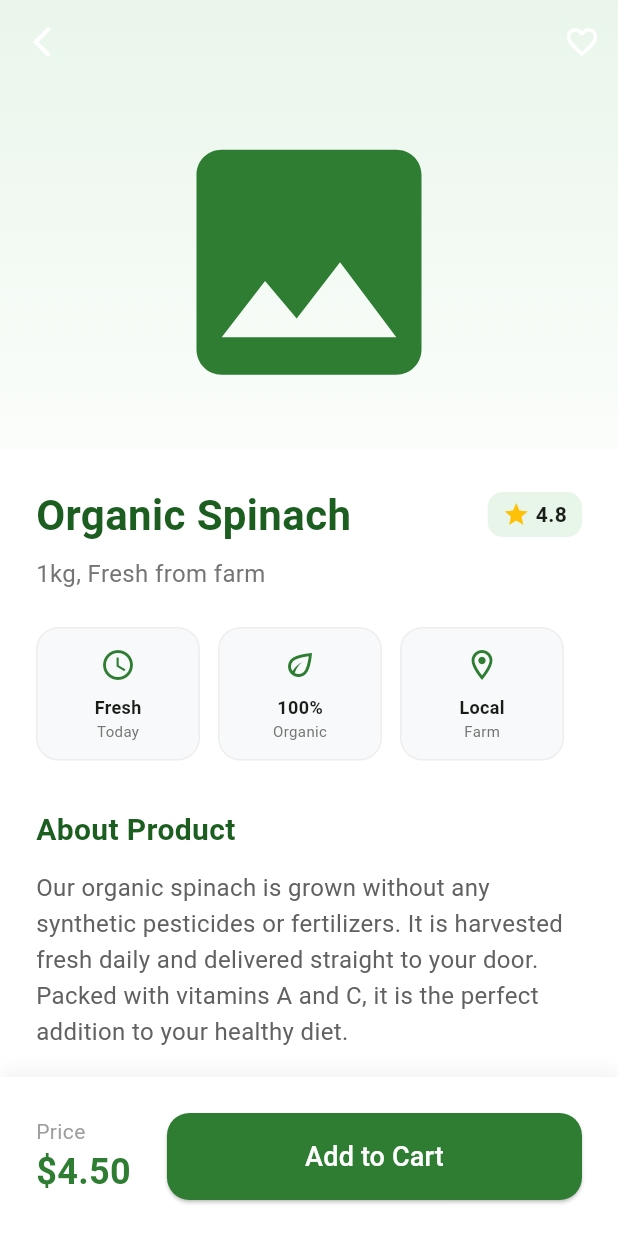
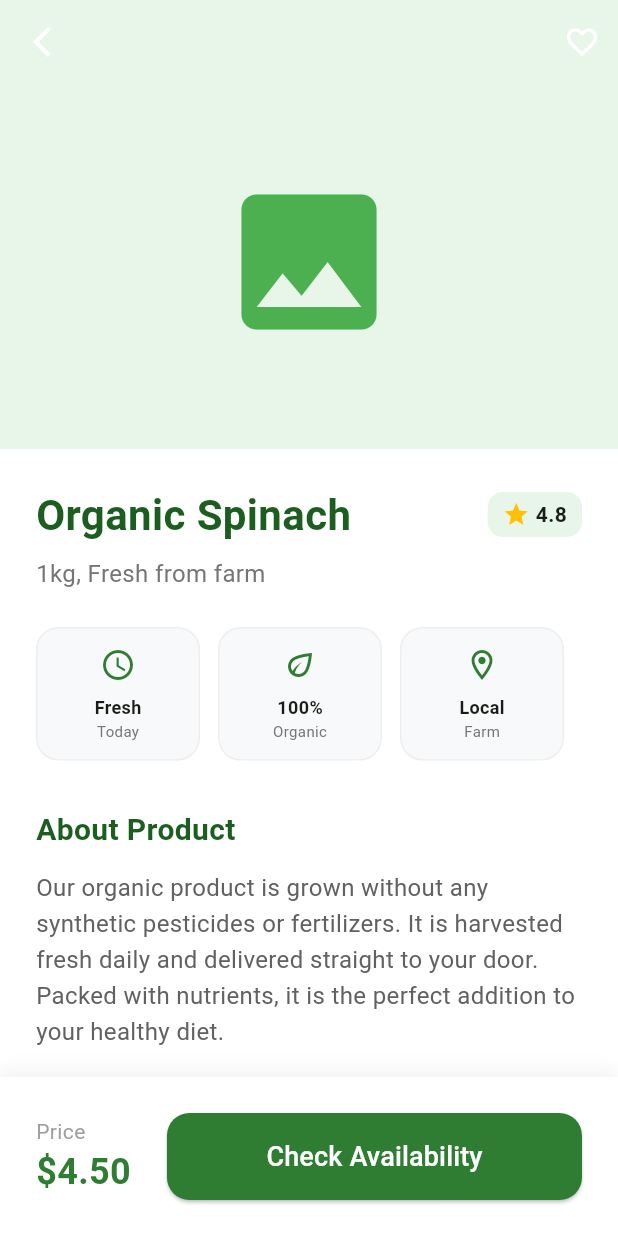
Before and after one commit to Strixx-thierry/Organic-food-directory, a Flutter app: the ProductDetailsPage screen opened by its route, scrolled down 101 dp, after a tap on the "favorite outline" icon, on a phone screen of 412 x 824 dp. Run offline on Flutter 3.47's test engine with Material 3 defaults, Android fonts, the phone set to English and light mode, and no system bars; our stand-ins replace bloc, cloud_firestore, equatable, firebase_auth, firebase_core, firebase_storage and 6 more; accounts and stored records are empty; generated files the repository leaves out were written again; network calls fail.

```diff
--- a/lib/models/product_model.dart
+++ b/lib/models/product_model.dart
@@ -7,6 +7,7 @@ class ProductModel extends Equatable {
   final String price;
   final String category;
   final String image;
+  final String? phone;
 
   const ProductModel({
     required this.id,
@@ -15,6 +16,7 @@ class ProductModel extends Equatable {
     required this.price,
     required this.category,
     required this.image,
+    this.phone,
   });
 
   factory ProductModel.fromMap(Map<String, dynamic> map, String id) {
@@ -25,9 +27,10 @@ class ProductModel extends Equatable {
       price: map['price'] ?? '',
       category: map['category'] ?? '',
       image: map['image'] ?? 'assets/placeholder.png',
+      phone: map['phone'],
     );
   }
 
   @override
-  List<Object?> get props => [id, name, sub, price, category, image];
+  List<Object?> get props => [id, name, sub, price, category, image, phone];
 }
--- a/lib/repositories/product_repository.dart
+++ b/lib/repositories/product_repository.dart
@@ -5,7 +5,7 @@ import '../models/product_model.dart';
 class ProductRepository {
   final FirebaseFirestore _firestore = FirebaseFirestore.instance;
 
-  // Sample product names by category
+  // sample product names by category
   static const Map<String, List<String>> productNames = {
     'Vegetables': [
       'Organic Spinach', 'Red Bell Pepper', 'Tomato', 'Cucumber', 'Carrot',
@@ -91,7 +91,8 @@ class ProductRepository {
           sub: 'Fresh organic quality',
           price: '\$${(3.50 + (id % 12)).toStringAsFixed(2)}',
           category: category,
-          image: 'https://via.placeholder.com/250?text=${Uri.encodeComponent(name)}',
+          image: '',
+          phone: '250785614800',
         ));
         id++;
       }
--- a/lib/screens/category_page.dart
+++ b/lib/screens/category_page.dart
@@ -172,7 +172,7 @@ class _CategoryPageState extends State<CategoryPage> {
 
   Widget _productItem(ProductModel product, BuildContext context) {
     return GestureDetector(
-      onTap: () => Navigator.pushNamed(context, '/product'),
+      onTap: () => Navigator.pushNamed(context, '/product', arguments: product),
       child: Container(
         decoration: BoxDecoration(
           color: Colors.white,
--- a/lib/screens/favorites_page.dart
+++ b/lib/screens/favorites_page.dart
@@ -137,7 +137,7 @@ class _FavoritesPageState extends State<FavoritesPage> {
       ),
       onDismissed: (_) => _removeFavorite(item.id),
       child: GestureDetector(
-        onTap: () => Navigator.pushNamed(context, '/product'),
+        onTap: () => Navigator.pushNamed(context, '/product', arguments: item),
         child: Card(
           margin: const EdgeInsets.symmetric(vertical: 8),
           shape: RoundedRectangleBorder(borderRadius: BorderRadius.circular(12)),
--- a/lib/screens/home_page.dart
+++ b/lib/screens/home_page.dart
@@ -10,6 +10,7 @@ import 'package:organic_food_directory/bloc/auth/auth_bloc.dart';
 import 'package:organic_food_directory/bloc/auth/auth_state.dart';
 import 'package:organic_food_directory/widgets/notification_icon_button.dart';
 import 'package:organic_food_directory/utils/notification_dialog_helper.dart';
+import 'package:organic_food_directory/models/product_model.dart';
 
 class HomePage extends StatefulWidget {
   const HomePage({super.key});
@@ -211,19 +212,14 @@ class _HomePageState extends State<HomePage> {
                         childAspectRatio: 0.75,
                         children: products.isEmpty
                             ? [
-                                _productItem('Organic Spinach', 'Fresh greens',
-                                    '\$4.50', 'assets/spinach.png', 'spinach-1', context),
-                                _productItem('Red Tomatoes', 'Organic farm',
-                                    '\$3.20', 'assets/tomatoes.png', 'tomato-1', context),
-                                _productItem('Sweet Apples', 'Fresh fruits',
-                                    '\$5.10', 'assets/apples.png', 'apple-1', context),
-                                _productItem('Brown Eggs', 'Cage free', '\$6.50',
-                                    'assets/eggs.png', 'eggs-1', context),
+                                _productItem(const ProductModel(id: 'spinach-1', name: 'Organic Spinach', sub: 'Fresh greens', price: '\$4.50', category: '', image: ''), context),
+                                _productItem(const ProductModel(id: 'tomato-1', name: 'Red Tomatoes', sub: 'Organic farm', price: '\$3.20', category: '', image: ''), context),
+                                _productItem(const ProductModel(id: 'apple-1', name: 'Sweet Apples', sub: 'Fresh fruits', price: '\$5.10', category: '', image: ''), context),
+                                _productItem(const ProductModel(id: 'eggs-1', name: 'Brown Eggs', sub: 'Cage free', price: '\$6.50', category: '', image: ''), context),
                               ]
                             : products
                                 .take(4)
-                                .map((p) => _productItem(p.name, p.sub, p.price,
-                                    p.image, p.id, context))
+                                .map((p) => _productItem(p, context))
                                 .toList(),
                       ),
                     ],
@@ -274,15 +270,11 @@ class _HomePageState extends State<HomePage> {
   }
 
   Widget _productItem(
-    String name,
-    String sub,
-    String price,
-    String img,
-    String productId,
+    ProductModel product,
     BuildContext context,
   ) {
     return GestureDetector(
-      onTap: () => Navigator.pushNamed(context, '/product'),
+      onTap: () => Navigator.pushNamed(context, '/product', arguments: product),
       child: Container(
         decoration: BoxDecoration(
           color: Colors.white,
@@ -318,7 +310,7 @@ class _HomePageState extends State<HomePage> {
                 crossAxisAlignment: CrossAxisAlignment.start,
                 children: [
                   Text(
-                    name,
+                    product.name,
                     style: const TextStyle(
                       fontWeight: FontWeight.bold,
                       fontSize: 16,
@@ -327,7 +319,7 @@ class _HomePageState extends State<HomePage> {
                     overflow: TextOverflow.ellipsis,
                   ),
                   Text(
-                    sub,
+                    product.sub,
                     style: TextStyle(
                         color: Colors.grey[600], fontSize: 12),
                   ),
@@ -336,7 +328,7 @@ class _HomePageState extends State<HomePage> {
                     mainAxisAlignment: MainAxisAlignment.spaceBetween,
                     children: [
                       Text(
-                        price,
+                        product.price,
                         style: const TextStyle(
                           color: Color(0xFF2E7D32),
                           fontWeight: FontWeight.bold,
@@ -350,7 +342,7 @@ class _HomePageState extends State<HomePage> {
                               return BlocBuilder<FavoritesBloc, FavoritesState>(
                                 builder: (context, state) {
                                   final isFavorite = state is FavoritesLoaded &&
-                                      state.favorites.any((p) => p.id == productId);
+                                      state.favorites.any((p) => p.id == product.id);
                                   final isGuest = authState is! AuthSuccess;
                                   return GestureDetector(
                                     onTap: () {
@@ -369,7 +361,7 @@ class _HomePageState extends State<HomePage> {
                                       } else {
                                         context
                                             .read<FavoritesBloc>()
-                                            .add(ToggleFavoriteEvent(productId));
+                                            .add(ToggleFavoriteEvent(product.id));
                                       }
                                     },
                                     child: Container(
--- a/lib/screens/product_details_page.dart
+++ b/lib/screens/product_details_page.dart
@@ -1,17 +1,26 @@
 import 'package:flutter/material.dart';
 import 'package:flutter_bloc/flutter_bloc.dart';
+import 'package:url_launcher/url_launcher.dart';
 import 'package:organic_food_directory/bloc/favorites/favorites_bloc.dart';
 import 'package:organic_food_directory/bloc/favorites/favorites_event.dart';
 import 'package:organic_food_directory/bloc/favorites/favorites_state.dart';
 import 'package:organic_food_directory/bloc/auth/auth_bloc.dart';
 import 'package:organic_food_directory/bloc/auth/auth_state.dart';
+import 'package:organic_food_directory/models/product_model.dart';
 
 class ProductDetailsPage extends StatelessWidget {
   const ProductDetailsPage({super.key});
 
   @override
   Widget build(BuildContext context) {
-    const String demoProductId = 'demo-spinach';
+    final product = ModalRoute.of(context)!.settings.arguments as ProductModel?;
+
+    final productId = product?.id ?? 'demo-spinach';
+    final productName = product?.name ?? 'Organic Spinach';
+    final productSub = product?.sub ?? '1kg, Fresh from farm';
+    final productPrice = product?.price ?? '\$4.50';
+    final productPhone = product?.phone;
+
     return Scaffold(
       backgroundColor: Colors.white,
       body: CustomScrollView(
@@ -21,8 +30,7 @@ class ProductDetailsPage extends StatelessWidget {
             pinned: true,
             backgroundColor: const Color(0xFF2E7D32),
             leading: IconButton(
-              icon: const Icon(Icons.arrow_back_ios_new,
-                  color: Colors.white),
+              icon: const Icon(Icons.arrow_back_ios_new, color: Colors.white),
               onPressed: () => Navigator.pop(context),
             ),
             actions: [
@@ -32,7 +40,7 @@ class ProductDetailsPage extends StatelessWidget {
                   return BlocBuilder<FavoritesBloc, FavoritesState>(
                     builder: (context, state) {
                       final isFavorite = state is FavoritesLoaded &&
-                          state.favorites.any((p) => p.id == demoProductId);
+                          state.favorites.any((p) => p.id == productId);
                       return IconButton(
                         icon: Icon(
                           isFavorite ? Icons.favorite : Icons.favorite_border,
@@ -52,9 +60,7 @@ class ProductDetailsPage extends StatelessWidget {
                               ),
                             );
                           } else {
-                            context
-                                .read<FavoritesBloc>()
-                                .add(ToggleFavoriteEvent(demoProductId));
+                            context.read<FavoritesBloc>().add(ToggleFavoriteEvent(productId));
                           }
                         },
                       );
@@ -72,8 +78,11 @@ class ProductDetailsPage extends StatelessWidget {
                     colors: [Color(0xFFE8F5E9), Colors.white],
                   ),
                 ),
-                child: const Center(
-                  child: Icon(Icons.image, size: 200, color: Color(0xFF2E7D32)),
+                child: Container(
+                  color: Colors.green[50],
+                  child: const Center(
+                    child: Icon(Icons.image, size: 120, color: Colors.green),
+                  ),
                 ),
               ),
             ),
@@ -83,8 +92,7 @@ class ProductDetailsPage extends StatelessWidget {
               padding: const EdgeInsets.all(24),
               decoration: const BoxDecoration(
                 color: Colors.white,
-                borderRadius:
-                    BorderRadius.vertical(top: Radius.circular(30)),
+                borderRadius: BorderRadius.vertical(top: Radius.circular(30)),
               ),
               child: Column(
                 crossAxisAlignment: CrossAxisAlignment.start,
@@ -92,32 +100,27 @@ class ProductDetailsPage extends StatelessWidget {
                   Row(
                     mainAxisAlignment: MainAxisAlignment.spaceBetween,
                     children: [
-                      const Text(
-                        'Organic Spinach',
-                        style: TextStyle(
-                          fontSize: 28,
-                          fontWeight: FontWeight.bold,
-                          color: Color(0xFF1B5E20),
+                      Expanded(
+                        child: Text(
+                          productName,
+                          style: const TextStyle(
+                            fontSize: 28,
+                            fontWeight: FontWeight.bold,
+                            color: Color(0xFF1B5E20),
+                          ),
                         ),
                       ),
                       Container(
-                        padding: const EdgeInsets.symmetric(
-                          horizontal: 10,
-                          vertical: 5,
-                        ),
+                        padding: const EdgeInsets.symmetric(horizontal: 10, vertical: 5),
                         decoration: BoxDecoration(
                           color: Colors.green[50],
                           borderRadius: BorderRadius.circular(10),
                         ),
                         child: const Row(
                           children: [
-                            Icon(Icons.star,
-                                color: Colors.amber, size: 18),
+                            Icon(Icons.star, color: Colors.amber, size: 18),
                             SizedBox(width: 4),
-                            Text(
-                              '4.8',
-                              style: TextStyle(fontWeight: FontWeight.bold),
-                            ),
+                            Text('4.8', style: TextStyle(fontWeight: FontWeight.bold)),
                           ],
                         ),
                       ),
@@ -125,9 +128,8 @@ class ProductDetailsPage extends StatelessWidget {
                   ),
                   const SizedBox(height: 8),
                   Text(
-                    '1kg, Fresh from farm',
-                    style: TextStyle(
-                        color: Colors.grey[600], fontSize: 16),
+                    productSub,
+                    style: TextStyle(color: Colors.grey[600], fontSize: 16),
                   ),
                   const SizedBox(height: 24),
                   Row(
@@ -148,7 +150,7 @@ class ProductDetailsPage extends StatelessWidget {
                   ),
                   const SizedBox(height: 12),
                   Text(
-                    'Our organic spinach is grown without any synthetic pesticides or fertilizers. It is harvested fresh daily and delivered straight to your door. Packed with vitamins A and C, it is the perfect addition to your healthy diet.',
+                    'Our organic product is grown without any synthetic pesticides or fertilizers. It is harvested fresh daily and delivered straight to your door. Packed with nutrients, it is the perfect addition to your healthy diet.',
                     style: TextStyle(
                       fontSize: 16,
                       color: Colors.grey[700],
@@ -176,17 +178,14 @@ class ProductDetailsPage extends StatelessWidget {
         ),
         child: Row(
           children: [
-            const Column(
+            Column(
               mainAxisSize: MainAxisSize.min,
               crossAxisAlignment: CrossAxisAlignment.start,
               children: [
+                const Text('Price', style: TextStyle(color: Colors.grey, fontSize: 14)),
                 Text(
-                  'Price',
-                  style: TextStyle(color: Colors.grey, fontSize: 14),
-                ),
-                Text(
-                  '\$4.50',
-                  style: TextStyle(
+                  productPrice,
+                  style: const TextStyle(
                     fontSize: 24,
                     fontWeight: FontWeight.bold,
                     color: Color(0xFF2E7D32),
@@ -197,7 +196,19 @@ class ProductDetailsPage extends StatelessWidget {
             const SizedBox(width: 24),
             Expanded(
               child: ElevatedButton(
-                onPressed: () {},
+                onPressed: () {
+                  if (productPhone == null || productPhone.isEmpty) {
+                    ScaffoldMessenger.of(context).showSnackBar(
+                      const SnackBar(
+                        content: Text('Contact is not available'),
+                        backgroundColor: Colors.red,
+                      ),
+                    );
+                  } else {
+                    final url = 'https://wa.me/$productPhone?text=Hi, I am interested in $productName';
+                    launchUrl(Uri.parse(url), mode: LaunchMode.externalApplication);
+                  }
+                },
                 style: ElevatedButton.styleFrom(
                   backgroundColor: const Color(0xFF2E7D32),
                   padding: const EdgeInsets.symmetric(vertical: 16),
@@ -206,7 +217,7 @@ class ProductDetailsPage extends StatelessWidget {
                   ),
                 ),
                 child: const Text(
-                  'Add to Cart',
+                  'Check Availability',
                   style: TextStyle(fontSize: 18, color: Colors.white),
                 ),
               ),
@@ -231,13 +242,8 @@ class ProductDetailsPage extends StatelessWidget {
           children: [
             Icon(icon, color: const Color(0xFF2E7D32)),
             const SizedBox(height: 8),
-            Text(
-              title,
-              style: const TextStyle(
-                  fontWeight: FontWeight.bold, fontSize: 12),
-            ),
-            Text(sub,
-                style: TextStyle(color: Colors.grey[600], fontSize: 10)),
+            Text(title, style: const TextStyle(fontWeight: FontWeight.bold, fontSize: 12)),
+            Text(sub, style: TextStyle(color: Colors.grey[600], fontSize: 10)),
           ],
         ),
       ),
--- a/lib/screens/search_results_page.dart
+++ b/lib/screens/search_results_page.dart
@@ -131,10 +131,7 @@ class _SearchResultsPageState extends State<SearchResultsPage> {
                             )
                           : results[index];
                       return _searchResultItem(
-                        p.id,
-                        p.name,
-                        p.sub,
-                        p.price,
+                        p,
                         context,
                       );
                     },
@@ -149,14 +146,11 @@ class _SearchResultsPageState extends State<SearchResultsPage> {
   }
 
   Widget _searchResultItem(
-    String id,
-    String name,
-    String category,
-    String price,
+    ProductModel product,
     BuildContext context,
   ) {
     return GestureDetector(
-      onTap: () => Navigator.pushNamed(context, '/product'),
+      onTap: () => Navigator.pushNamed(context, '/product', arguments: product),
       child: Container(
         margin: const EdgeInsets.only(bottom: 15),
         padding: const EdgeInsets.all(12),
@@ -192,7 +186,7 @@ class _SearchResultsPageState extends State<SearchResultsPage> {
                 crossAxisAlignment: CrossAxisAlignment.start,
                 children: [
                   Text(
-                    name,
+                    product.name,
                     style: const TextStyle(
                       fontSize: 16,
                       fontWeight: FontWeight.bold,
@@ -201,7 +195,7 @@ class _SearchResultsPageState extends State<SearchResultsPage> {
                   ),
                   const SizedBox(height: 4),
                   Text(
-                    category,
+                    product.sub,
                     style: TextStyle(
                       fontSize: 14,
                       color: Colors.grey[600],
@@ -209,7 +203,7 @@ class _SearchResultsPageState extends State<SearchResultsPage> {
                   ),
                   const SizedBox(height: 8),
                   Text(
-                    price,
+                    product.price,
                     style: const TextStyle(
                       fontSize: 16,
                       fontWeight: FontWeight.bold,
@@ -224,7 +218,7 @@ class _SearchResultsPageState extends State<SearchResultsPage> {
                 return BlocBuilder<FavoritesBloc, FavoritesState>(
                   builder: (context, state) {
                     final isFavorite = state is FavoritesLoaded &&
-                        state.favorites.any((p) => p.id == id);
+                        state.favorites.any((p) => p.id == product.id);
                     final isGuest = authState is! AuthSuccess;
                     return GestureDetector(
                       onTap: () {
@@ -241,7 +235,7 @@ class _SearchResultsPageState extends State<SearchResultsPage> {
                             ),
                           );
                         } else {
-                          context.read<FavoritesBloc>().add(ToggleFavoriteEvent(id));
+                          context.read<FavoritesBloc>().add(ToggleFavoriteEvent(product.id));
                         }
                       },
                       child: Container(
```
